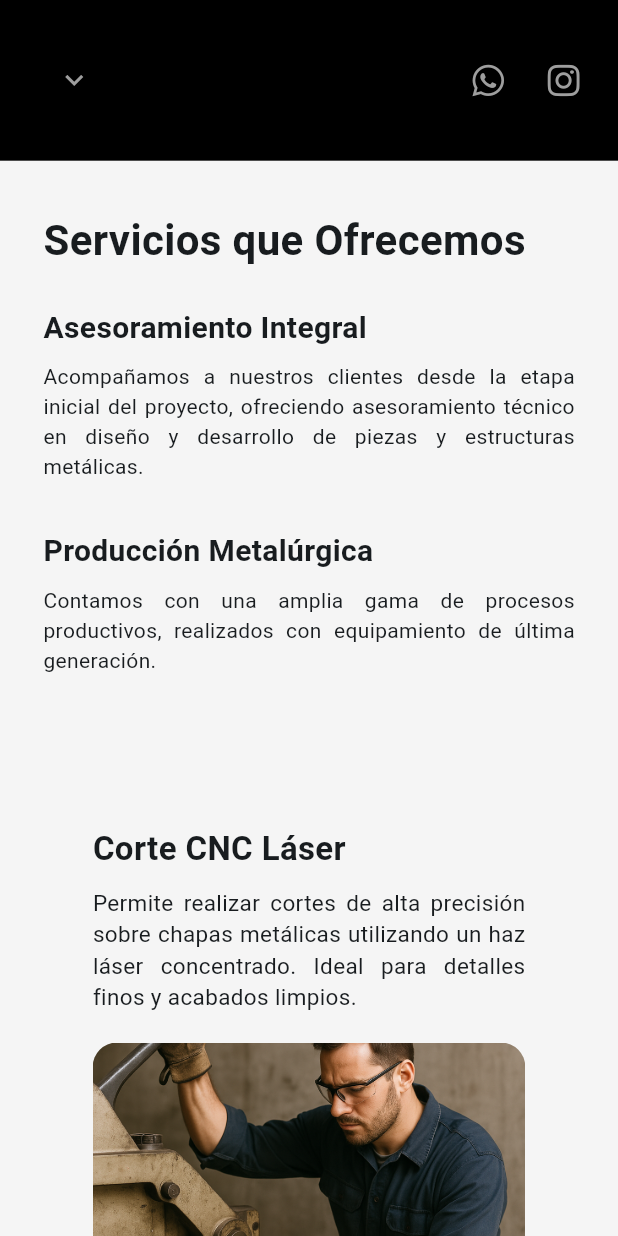
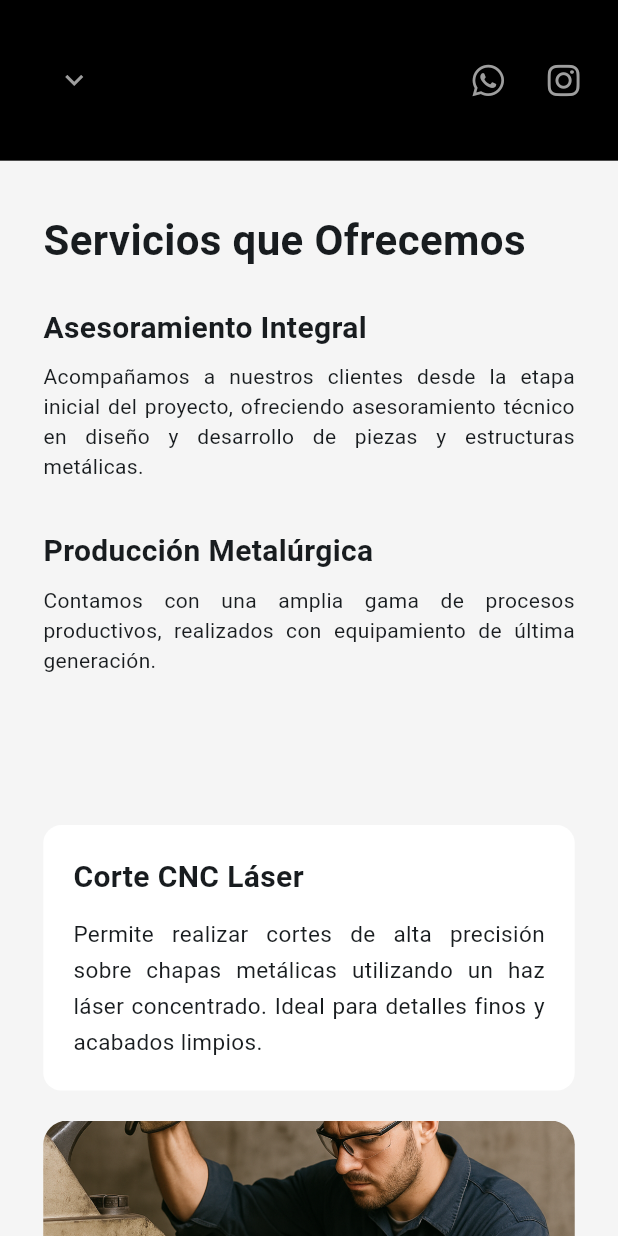
Before and after one commit to manu-180/metalwailers, a Flutter app: the ServiciosScreen screen opened by its route, on a phone screen of 412 x 824 dp. Run offline on Flutter 3.47's test engine with Material 3 defaults, Android fonts, the phone set to English and light mode, and no system bars; our stand-ins replace animate_do, flutter_svg, font_awesome_flutter, go_router.

Commit message:
agregando imagenes

```diff
--- a/lib/widgets/servicio_con_imagen_animado.dart
+++ b/lib/widgets/servicio_con_imagen_animado.dart
@@ -21,55 +21,39 @@ class ServicioConImagenAnimado extends StatefulWidget {
 class _ServicioConImagenAnimadoState extends State<ServicioConImagenAnimado>
     with TickerProviderStateMixin {
   final GlobalKey _itemKey = GlobalKey();
-  bool _animacionIniciada = false;
+  bool _hovering = false;
+  bool _animStarted = false;
 
-  late AnimationController _tituloController;
-  late AnimationController _descripcionController;
-  late AnimationController _imagenController;
+  late AnimationController _cardController;
+  late AnimationController _imgController;
 
-  late Animation<double> _fadeTitulo;
-  late Animation<double> _fadeDescripcion;
-  late Animation<double> _fadeImagen;
-
-  late Animation<Offset> _slideTitulo;
-  late Animation<Offset> _slideDescripcion;
-  late Animation<Offset> _slideImagen;
+  late Animation<double> _fadeCard;
+  late Animation<double> _fadeImg;
+  late Animation<Offset> _slideCard;
+  late Animation<Offset> _slideImg;
 
   @override
   void initState() {
     super.initState();
 
-    _tituloController = AnimationController(
+    _cardController = AnimationController(
       vsync: this,
-      duration: const Duration(milliseconds: 400),
-    );
-    _descripcionController = AnimationController(
-      vsync: this,
-      duration: const Duration(milliseconds: 400),
-    );
-    _imagenController = AnimationController(
-      vsync: this,
-      duration: const Duration(milliseconds: 400),
+      duration: const Duration(milliseconds: 500),
     );
 
-    _fadeTitulo = Tween<double>(begin: 0, end: 1).animate(_tituloController);
-    _fadeDescripcion = Tween<double>(begin: 0, end: 1).animate(_descripcionController);
-    _fadeImagen = Tween<double>(begin: 0, end: 1).animate(_imagenController);
+    _imgController = AnimationController(
+      vsync: this,
+      duration: const Duration(milliseconds: 500),
+    );
 
-    _slideTitulo = Tween<Offset>(
-      begin: const Offset(0, 0.2),
-      end: Offset.zero,
-    ).animate(CurvedAnimation(parent: _tituloController, curve: Curves.easeOut));
+    _fadeCard = Tween<double>(begin: 0, end: 1).animate(_cardController);
+    _fadeImg = Tween<double>(begin: 0, end: 1).animate(_imgController);
 
-    _slideDescripcion = Tween<Offset>(
-      begin: const Offset(0, 0.2),
-      end: Offset.zero,
-    ).animate(CurvedAnimation(parent: _descripcionController, curve: Curves.easeOut));
+    _slideCard = Tween<Offset>(begin: const Offset(0, 0.2), end: Offset.zero)
+        .animate(CurvedAnimation(parent: _cardController, curve: Curves.easeOut));
 
-    _slideImagen = Tween<Offset>(
-      begin: const Offset(0, 0.2),
-      end: Offset.zero,
-    ).animate(CurvedAnimation(parent: _imagenController, curve: Curves.easeOut));
+    _slideImg = Tween<Offset>(begin: const Offset(0, 0.2), end: Offset.zero)
+        .animate(CurvedAnimation(parent: _imgController, curve: Curves.easeOut));
 
     WidgetsBinding.instance.addPostFrameCallback((_) {
       widget.scrollController.addListener(_onScroll);
@@ -78,18 +62,14 @@ class _ServicioConImagenAnimadoState extends State<ServicioConImagenAnimado>
   }
 
   void _onScroll() {
-    if (!_animacionIniciada && _itemKey.currentContext != null) {
-      final renderBox = _itemKey.currentContext!.findRenderObject() as RenderBox;
-      final position = renderBox.localToGlobal(Offset.zero).dy;
+    if (!_animStarted && _itemKey.currentContext != null) {
+      final box = _itemKey.currentContext!.findRenderObject() as RenderBox;
+      final position = box.localToGlobal(Offset.zero).dy;
       final screenHeight = MediaQuery.of(context).size.height;
 
-      if (position < screenHeight * 0.7) {
-        _animacionIniciada = true;
-        _tituloController.forward().whenComplete(() {
-          _descripcionController.forward().whenComplete(() {
-            _imagenController.forward();
-          });
-        });
+      if (position < screenHeight * 0.75) {
+        _animStarted = true;
+        _cardController.forward().whenComplete(() => _imgController.forward());
       }
     }
   }
@@ -97,75 +77,86 @@ class _ServicioConImagenAnimadoState extends State<ServicioConImagenAnimado>
   @override
   void dispose() {
     widget.scrollController.removeListener(_onScroll);
-    _tituloController.dispose();
-    _descripcionController.dispose();
-    _imagenController.dispose();
+    _cardController.dispose();
+    _imgController.dispose();
     super.dispose();
   }
 
   @override
   Widget build(BuildContext context) {
-    final size = MediaQuery.of(context).size;
-    final isWide = size.width > 800;
+    final isWide = MediaQuery.of(context).size.width > 800;
 
     return Padding(
       key: _itemKey,
       padding: const EdgeInsets.symmetric(vertical: 60),
-      child: Align(
-        alignment: Alignment.center,
-        child: ConstrainedBox(
-          constraints: BoxConstraints(maxWidth: size.width * 0.7),
+      child: MouseRegion(
+        onEnter: (_) => setState(() => _hovering = true),
+        onExit: (_) => setState(() => _hovering = false),
         child: isWide
             ? Row(
-                  crossAxisAlignment: CrossAxisAlignment.start,
+                crossAxisAlignment: CrossAxisAlignment.center,
                 children: [
-                    // 📝 Texto
+                  // 📝 Card texto
                   Expanded(
+                    child: SlideTransition(
+                      position: _slideCard,
+                      child: FadeTransition(
+                        opacity: _fadeCard,
+                        child: AnimatedContainer(
+                          duration: const Duration(milliseconds: 200),
+                          decoration: BoxDecoration(
+                            color: Colors.white,
+                            borderRadius: BorderRadius.circular(12),
+                            boxShadow: _hovering
+                                ? [
+                                    BoxShadow(
+                                      color: Colors.black26,
+                                      blurRadius: 10,
+                                      offset: const Offset(0, 6),
+                                    )
+                                  ]
+                                : [],
+                          ),
+                          padding: const EdgeInsets.all(24),
+                          margin: const EdgeInsets.only(right: 40),
                           child: Column(
                             crossAxisAlignment: CrossAxisAlignment.start,
                             children: [
-                          SlideTransition(
-                            position: _slideTitulo,
-                            child: FadeTransition(
-                              opacity: _fadeTitulo,
-                              child: Text(
+                              Text(
                                 widget.titulo,
-                                style: const TextStyle(
+                                style: TextStyle(
                                   fontSize: 24,
                                   fontWeight: FontWeight.bold,
+                                  color: _hovering ? Colors.black : Colors.grey.shade800,
+                                ),
+                              ),
+                              const SizedBox(height: 12),
+                              Text(
+                                widget.descripcion,
+                                style: TextStyle(
+                                  fontSize: 16,
+                                  height: 1.6,
+                                  color: _hovering ? Colors.black : Colors.grey.shade800,
+                                ),
+                                textAlign: TextAlign.justify,
+                              ),
+                            ],
                           ),
                         ),
                       ),
                     ),
-                          const SizedBox(height: 12),
-                          SlideTransition(
-                            position: _slideDescripcion,
-                            child: FadeTransition(
-                              opacity: _fadeDescripcion,
-                              child: Text(
-                                widget.descripcion,
-                                style: const TextStyle(
-                                  fontSize: 16,
-                                  height: 1.6,
                   ),
-                                textAlign: TextAlign.justify,
-                              ),
-                            ),
-                          ),
-                        ],
-                      ),
-                    ),
-                    const SizedBox(width: 40),
+
                   // 🖼 Imagen
                   SlideTransition(
-                      position: _slideImagen,
+                    position: _slideImg,
                     child: FadeTransition(
-                        opacity: _fadeImagen,
+                      opacity: _fadeImg,
                       child: ClipRRect(
                         borderRadius: BorderRadius.circular(16),
                         child: Image.asset(
                           widget.imagenAsset,
-                            width: 380,
+                          width: 420,
                           height: 260,
                           fit: BoxFit.cover,
                         ),
@@ -178,35 +169,51 @@ class _ServicioConImagenAnimadoState extends State<ServicioConImagenAnimado>
                 crossAxisAlignment: CrossAxisAlignment.start,
                 children: [
                   SlideTransition(
-                      position: _slideTitulo,
+                    position: _slideCard,
                     child: FadeTransition(
-                        opacity: _fadeTitulo,
-                        child: Text(
+                      opacity: _fadeCard,
+                      child: AnimatedContainer(
+                        duration: const Duration(milliseconds: 200),
+                        decoration: BoxDecoration(
+                          color: Colors.white,
+                          borderRadius: BorderRadius.circular(12),
+                          boxShadow: _hovering
+                              ? [
+                                  BoxShadow(
+                                    color: Colors.black26,
+                                    blurRadius: 10,
+                                    offset: const Offset(0, 6),
+                                  )
+                                ]
+                              : [],
+                        ),
+                        padding: const EdgeInsets.all(20),
+                        margin: const EdgeInsets.only(bottom: 20),
+                        child: Column(
+                          crossAxisAlignment: CrossAxisAlignment.start,
+                          children: [
+                            Text(
                               widget.titulo,
                               style: const TextStyle(
-                            fontSize: 22,
+                                fontSize: 20,
                                 fontWeight: FontWeight.bold,
+                              ),
+                            ),
+                            const SizedBox(height: 12),
+                            Text(
+                              widget.descripcion,
+                              style: const TextStyle(fontSize: 15, height: 1.6),
+                              textAlign: TextAlign.justify,
+                            ),
+                          ],
                         ),
                       ),
                     ),
                   ),
-                    const SizedBox(height: 10),
                   SlideTransition(
-                      position: _slideDescripcion,
+                    position: _slideImg,
                     child: FadeTransition(
-                        opacity: _fadeDescripcion,
-                        child: Text(
-                          widget.descripcion,
-                          style: const TextStyle(fontSize: 15),
-                          textAlign: TextAlign.justify,
-                        ),
-                      ),
-                    ),
-                    const SizedBox(height: 20),
-                    SlideTransition(
-                      position: _slideImagen,
-                      child: FadeTransition(
-                        opacity: _fadeImagen,
+                      opacity: _fadeImg,
                       child: ClipRRect(
                         borderRadius: BorderRadius.circular(16),
                         child: Image.asset(
@@ -221,7 +228,6 @@ class _ServicioConImagenAnimadoState extends State<ServicioConImagenAnimado>
                 ],
               ),
       ),
-      ),
     );
   }
 }
```
Lines whose indentation alone changed are shown as unchanged.
